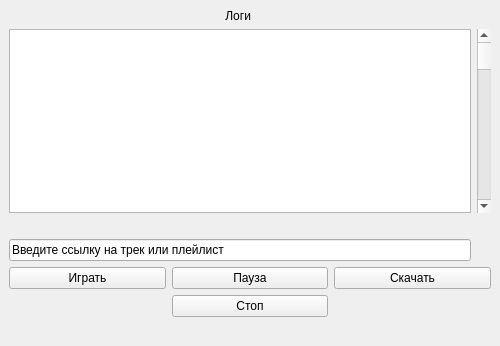
Qt form Ui/Main.ui (KirMozor/Yamux) before a commit.
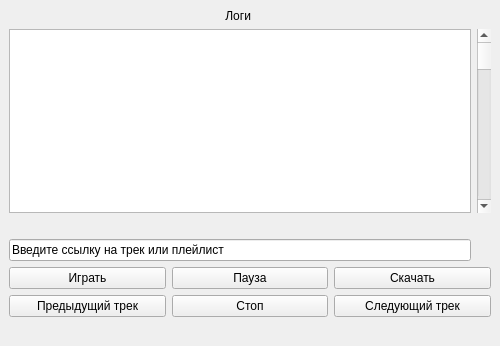
The same form after that commit. Icons and pictures are not drawn.

Commit message: Added stop, pause Added switching to the next track And to switch to the previous track Optimized the code by adding lambda functions

```diff
--- a/Ui/Main.ui
+++ b/Ui/Main.ui
@@ -92,6 +92,20 @@
         </property>
        </widget>
       </item>
+      <item row="1" column="0">
+       <widget class="QPushButton" name="pushButtonToPreviousTrack">
+        <property name="text">
+         <string>Предыдущий трек</string>
+        </property>
+       </widget>
+      </item>
+      <item row="1" column="2">
+       <widget class="QPushButton" name="pushButtonToNextTrack">
+        <property name="text">
+         <string>Следующий трек</string>
+        </property>
+       </widget>
+      </item>
      </layout>
     </item>
     <item>
```
The commit also changes 2 other files.
